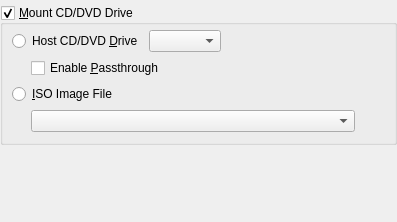
The window that vbox/src/VBox/Frontends/VirtualBox4/ui/VBoxVMSettingsCD.ui (jljuxgm/vboxgit) describes before a commit, drawn with Qt 5.
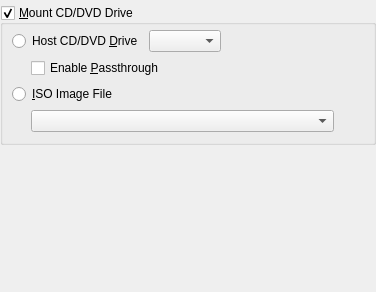
The same window after the commit. Custom widgets are drawn as their Qt base class.

What changed in the file:
```diff
--- a/vbox/src/VBox/Frontends/VirtualBox4/ui/VBoxVMSettingsCD.ui
+++ b/vbox/src/VBox/Frontends/VirtualBox4/ui/VBoxVMSettingsCD.ui
@@ -22,8 +22,8 @@
    <rect>
     <x>0</x>
     <y>0</y>
-    <width>397</width>
-    <height>222</height>
+    <width>376</width>
+    <height>292</height>
    </rect>
   </property>
   <layout class="QVBoxLayout" >
@@ -186,12 +186,6 @@
         </item>
         <item>
          <widget class="VBoxMediaComboBox" name="mCbIsoCD" >
-          <property name="sizePolicy" >
-           <sizepolicy vsizetype="Fixed" hsizetype="Expanding" >
-            <horstretch>0</horstretch>
-            <verstretch>0</verstretch>
-           </sizepolicy>
-          </property>
           <property name="whatsThis" >
            <string>Displays the image file to mount to the virtual CD/DVD drive and allows to quickly select a different image.</string>
           </property>
```
